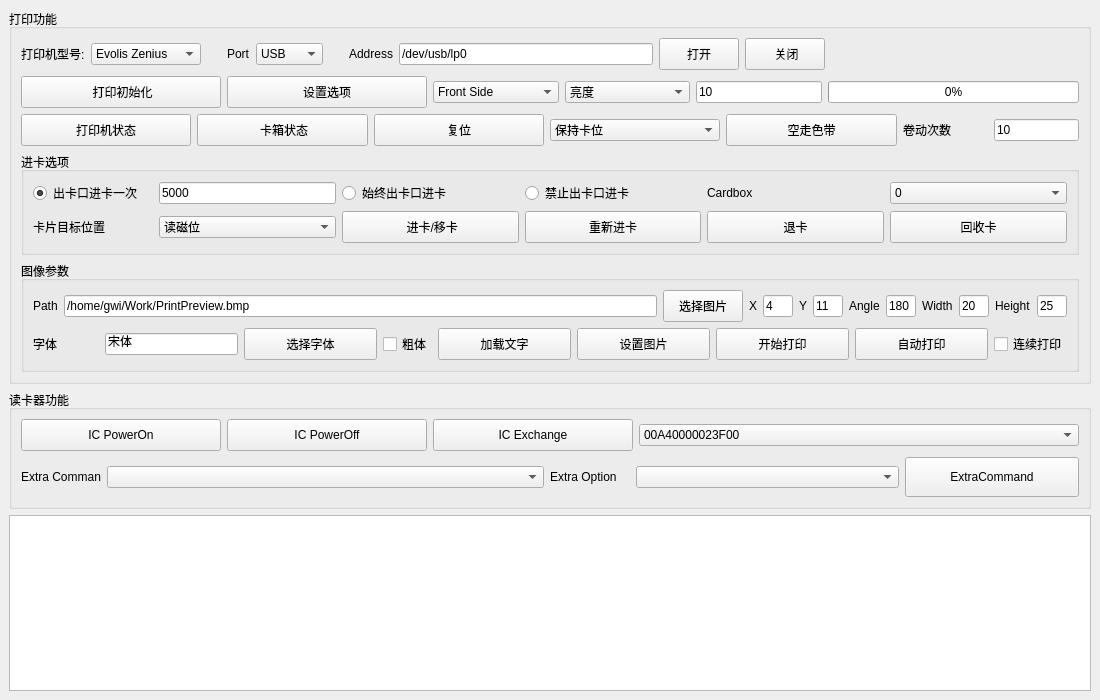
Old version of the form Z390Sample/mainwindow.ui in the repository leithergit/Z390Kylin.
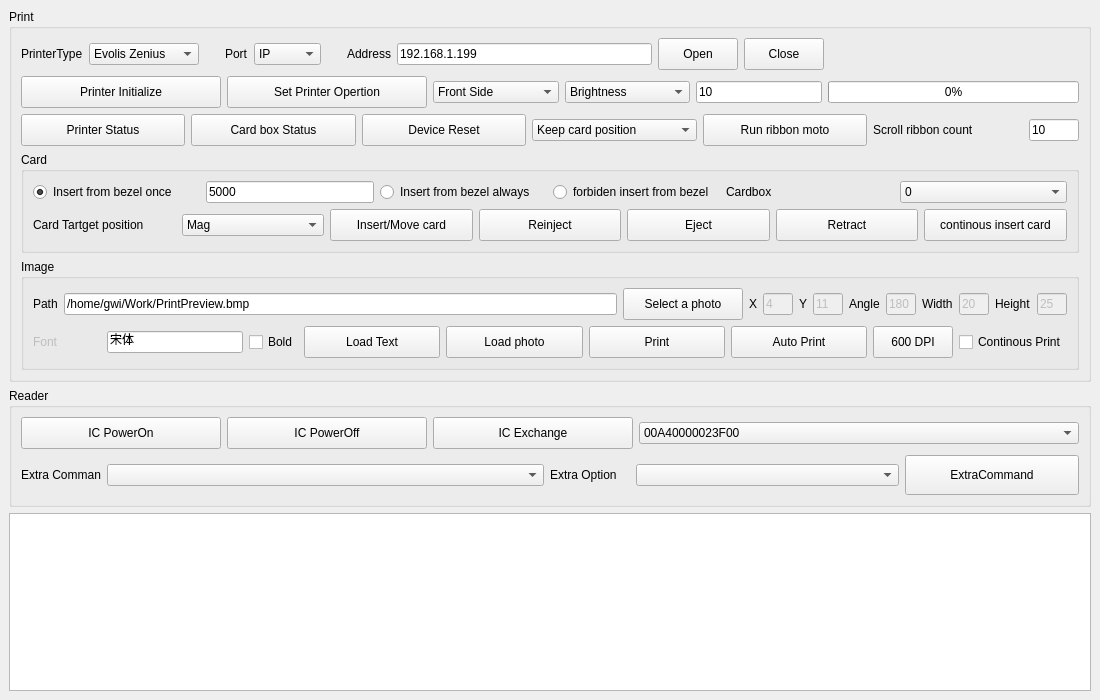
New version of the form.

Commit message: 1.兼容1.0.2.5版，当输入字体为“宋体”时，自动使用SIMSUN.ttf字库，其它字体遵照上层请求 2.Z390Sample测试程序加入字符编码转换功能 3.版本升级为1.0.2.8a

What changed in the file:
```diff
--- a/Z390Sample/mainwindow.ui
+++ b/Z390Sample/mainwindow.ui
@@ -18,7 +18,7 @@
     <item>
      <widget class="QGroupBox" name="groupBox_4">
       <property name="title">
-       <string>打印功能</string>
+       <string>Print</string>
       </property>
       <layout class="QVBoxLayout" name="verticalLayout_4">
        <item>
@@ -26,7 +26,7 @@
          <item>
           <widget class="QLabel" name="label_4">
            <property name="text">
-            <string>打印机型号:</string>
+            <string>PrinterType</string>
            </property>
           </widget>
          </item>
@@ -79,11 +79,6 @@
          </item>
          <item>
           <widget class="QComboBox" name="comboBox_Port">
-           <item>
-            <property name="text">
-             <string>USB</string>
-            </property>
-           </item>
            <item>
             <property name="text">
              <string>IP</string>
@@ -122,7 +117,7 @@
          <item>
           <widget class="QLineEdit" name="lineEdit_Address">
            <property name="text">
-            <string>/dev/usb/lp0</string>
+            <string>192.168.1.199</string>
            </property>
           </widget>
          </item>
@@ -141,7 +136,7 @@
             </size>
            </property>
            <property name="text">
-            <string>打开</string>
+            <string>Open</string>
            </property>
           </widget>
          </item>
@@ -160,7 +155,7 @@
             </size>
            </property>
            <property name="text">
-            <string> 关闭</string>
+            <string>Close</string>
            </property>
           </widget>
          </item>
@@ -198,7 +193,7 @@
               </size>
              </property>
              <property name="text">
-              <string> 打印初始化</string>
+              <string>Printer Initialize</string>
              </property>
             </widget>
            </item>
@@ -217,7 +212,7 @@
               </size>
              </property>
              <property name="text">
-              <string>设置选项</string>
+              <string>Set Printer Opertion</string>
              </property>
             </widget>
            </item>
@@ -263,7 +258,7 @@
              </property>
              <item>
               <property name="text">
-               <string>亮度</string>
+               <string>Brightness</string>
               </property>
              </item>
              <item>
@@ -321,7 +316,7 @@
               </size>
              </property>
              <property name="text">
-              <string>打印机状态</string>
+              <string>Printer Status</string>
              </property>
             </widget>
            </item>
@@ -340,7 +335,7 @@
               </size>
              </property>
              <property name="text">
-              <string> 卡箱状态</string>
+              <string>Card box Status</string>
              </property>
             </widget>
            </item>
@@ -359,7 +354,7 @@
               </size>
              </property>
              <property name="text">
-              <string>复位</string>
+              <string>Device Reset</string>
              </property>
             </widget>
            </item>
@@ -379,7 +374,7 @@
              </property>
              <item>
               <property name="text">
-               <string>保持卡位</string>
+               <string>Keep card position</string>
               </property>
              </item>
              <item>
@@ -409,19 +404,31 @@
               </size>
              </property>
              <property name="text">
-              <string>空走色带</string>
+              <string>Run ribbon moto</string>
              </property>
             </widget>
            </item>
            <item>
             <widget class="QLabel" name="label">
+             <property name="minimumSize">
+              <size>
+               <width>150</width>
+               <height>0</height>
+              </size>
+             </property>
              <property name="text">
-              <string>卷动次数</string>
+              <string>Scroll ribbon count</string>
              </property>
             </widget>
            </item>
            <item>
             <widget class="QLineEdit" name="lineEdit_ScrollCount">
+             <property name="maximumSize">
+              <size>
+               <width>50</width>
+               <height>16777215</height>
+              </size>
+             </property>
              <property name="text">
               <string>10</string>
              </property>
@@ -434,7 +441,7 @@
        <item>
         <widget class="QGroupBox" name="groupBox_3">
          <property name="title">
-          <string>进卡选项</string>
+          <string>Card</string>
          </property>
          <layout class="QVBoxLayout" name="verticalLayout_3">
           <item>
@@ -443,12 +450,12 @@
              <widget class="QRadioButton" name="radioButton_EnableCardOnce">
               <property name="maximumSize">
                <size>
-                <width>120</width>
+                <width>180</width>
                 <height>16777215</height>
                </size>
               </property>
               <property name="text">
-               <string>出卡口进卡一次</string>
+               <string>Insert from bezel once</string>
               </property>
               <property name="checked">
                <bool>true</bool>
@@ -468,14 +475,14 @@
             <item>
              <widget class="QRadioButton" name="radioButton_EnableCardAlways">
               <property name="text">
-               <string>始终出卡口进卡</string>
+               <string>Insert from bezel always</string>
               </property>
              </widget>
             </item>
             <item>
              <widget class="QRadioButton" name="radioButton_DisableCard">
               <property name="text">
-               <string>禁止出卡口进卡</string>
+               <string>forbiden insert from bezel</string>
               </property>
              </widget>
             </item>
@@ -519,12 +526,12 @@
              <widget class="QLabel" name="label_6">
               <property name="maximumSize">
                <size>
-                <width>120</width>
+                <width>180</width>
                 <height>16777215</height>
                </size>
               </property>
               <property name="text">
-               <string>卡片目标位置</string>
+               <string>Card Tartget position</string>
               </property>
              </widget>
             </item>
@@ -538,7 +545,7 @@
               </property>
               <item>
                <property name="text">
-                <string>读磁位</string>
+                <string>Mag</string>
                </property>
               </item>
               <item>
@@ -573,7 +580,7 @@
                </size>
               </property>
               <property name="text">
-               <string> 进卡/移卡</string>
+               <string>Insert/Move card</string>
               </property>
              </widget>
             </item>
@@ -592,7 +599,7 @@
                </size>
               </property>
               <property name="text">
-               <string>重新进卡</string>
+               <string>Reinject</string>
               </property>
              </widget>
             </item>
@@ -611,7 +618,7 @@
                </size>
               </property>
               <property name="text">
-               <string>退卡</string>
+               <string>Eject</string>
               </property>
              </widget>
             </item>
@@ -630,7 +637,26 @@
                </size>
               </property>
               <property name="text">
-               <string>回收卡</string>
+               <string>Retract</string>
+              </property>
+             </widget>
+            </item>
+            <item>
+             <widget class="QPushButton" name="pushButton_TestDepense">
+              <property name="minimumSize">
+               <size>
+                <width>80</width>
+                <height>32</height>
+               </size>
+              </property>
+              <property name="maximumSize">
+               <size>
+                <width>200</width>
+                <height>16777215</height>
+               </size>
+              </property>
+              <property name="text">
+               <string>continous insert card</string>
               </property>
              </widget>
             </item>
@@ -642,7 +668,7 @@
        <item>
         <widget class="QGroupBox" name="groupBox_2">
          <property name="title">
-          <string>图像参数</string>
+          <string>Image</string>
          </property>
          <layout class="QVBoxLayout" name="verticalLayout_5">
           <item>
@@ -677,7 +703,7 @@
              <widget class="QPushButton" name="pushButton_browsegraph">
               <property name="minimumSize">
                <size>
-                <width>80</width>
+                <width>120</width>
                 <height>32</height>
                </size>
               </property>
@@ -688,7 +714,7 @@
                </size>
               </property>
               <property name="text">
-               <string>选择图片</string>
+               <string>Select a photo</string>
               </property>
              </widget>
             </item>
@@ -701,6 +727,9 @@
             </item>
             <item>
              <widget class="QLineEdit" name="lineEdit_graphX">
+              <property name="enabled">
+               <bool>false</bool>
+              </property>
               <property name="maximumSize">
                <size>
                 <width>30</width>
@@ -727,6 +756,9 @@
             </item>
             <item>
              <widget class="QLineEdit" name="lineEdit_graphY">
+              <property name="enabled">
+               <bool>false</bool>
+              </property>
               <property name="maximumSize">
                <size>
                 <width>30</width>
@@ -750,6 +782,9 @@
             </item>
             <item>
              <widget class="QLineEdit" name="lineEdit_graph_angle">
+              <property name="enabled">
+               <bool>false</bool>
+              </property>
               <property name="maximumSize">
                <size>
                 <width>30</width>
@@ -773,6 +808,9 @@
             </item>
             <item>
              <widget class="QLineEdit" name="lineEdit_graphW">
+              <property name="enabled">
+               <bool>false</bool>
+              </property>
               <property name="maximumSize">
                <size>
                 <width>30</width>
@@ -796,6 +834,9 @@
             </item>
             <item>
              <widget class="QLineEdit" name="lineEdit_graphH">
+              <property name="enabled">
+               <bool>false</bool>
+              </property>
               <property name="maximumSize">
                <size>
                 <width>30</width>
@@ -813,16 +854,22 @@
            </layout>
           </item>
           <item>
-           <layout class="QHBoxLayout" name="horizontalLayout_8" stretch="1,2,2,0,2,2,2,2,0">
+           <layout class="QHBoxLayout" name="horizontalLayout_8" stretch="1,2,0,2,2,2,2,0,0">
             <item>
              <widget class="QLabel" name="label_10">
+              <property name="enabled">
+               <bool>false</bool>
+              </property>
               <property name="text">
-               <string>字体</string>
+               <string>Font</string>
               </property>
              </widget>
             </item>
             <item>
              <widget class="QLineEdit" name="lineEdit_Font">
+              <property name="enabled">
+               <bool>true</bool>
+              </property>
               <property name="maximumSize">
                <size>
                 <width>16777215</width>
@@ -840,29 +887,13 @@
               </property>
              </widget>
             </item>
-            <item>
-             <widget class="QPushButton" name="pushButton_browseFont">
-              <property name="minimumSize">
-               <size>
-                <width>80</width>
-                <height>32</height>
-               </size>
-              </property>
-              <property name="maximumSize">
-               <size>
-                <width>16777215</width>
-                <height>16777215</height>
-               </size>
-              </property>
-              <property name="text">
-               <string>选择字体</string>
-              </property>
-             </widget>
-            </item>
             <item>
              <widget class="QCheckBox" name="checkBox_Bold">
+              <property name="enabled">
+               <bool>true</bool>
+              </property>
               <property name="text">
-               <string>粗体</string>
+               <string>Bold</string>
               </property>
              </widget>
             </item>
@@ -881,7 +912,7 @@
                </size>
               </property>
               <property name="text">
-               <string>加载文字</string>
+               <string>Load Text</string>
               </property>
              </widget>
             </item>
@@ -900,7 +931,7 @@
                </size>
               </property>
               <property name="text">
-               <string>设置图片</string>
+               <string>Load photo</string>
               </property>
              </widget>
             </item>
@@ -919,7 +950,7 @@
                </size>
               </property>
               <property name="text">
-               <string>开始打印</string>
+               <string>Print</string>
               </property>
              </widget>
             </item>
@@ -938,14 +969,33 @@
                </size>
               </property>
               <property name="text">
-               <string>自动打印</string>
+               <string>Auto Print</string>
+              </property>
+             </widget>
+            </item>
+            <item>
+             <widget class="QPushButton" name="pushButton_AutoPrinter_2">
+              <property name="minimumSize">
+               <size>
+                <width>80</width>
+                <height>32</height>
+               </size>
+              </property>
+              <property name="maximumSize">
+               <size>
+                <width>200</width>
+                <height>16777215</height>
+               </size>
+              </property>
+              <property name="text">
+               <string>600 DPI</string>
               </property>
              </widget>
             </item>
             <item>
              <widget class="QCheckBox" name="checkBox_AutoPrinter">
               <property name="text">
-               <string>连续打印</string>
+               <string>Continous Print</string>
               </property>
              </widget>
             </item>
@@ -960,7 +1010,7 @@
     <item>
      <widget class="QGroupBox" name="groupBox_6">
       <property name="title">
-       <string>读卡器功能</string>
+       <string>Reader</string>
       </property>
       <layout class="QVBoxLayout" name="verticalLayout">
        <item>
```
Left out of the diff: 17 changed lines with no effect on the pictures. The commit also changes 4 other files.
